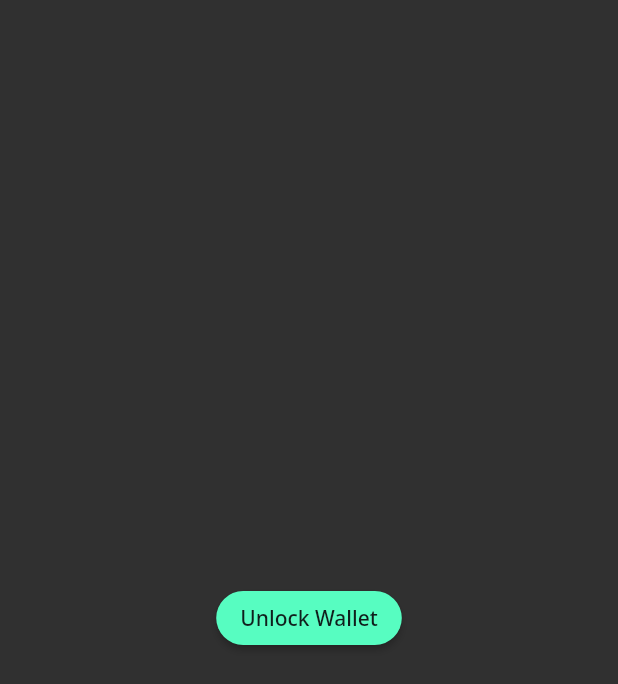
After one commit to FixedLocally/wallet, a Flutter app: the LockedRoute screen opened directly, on a phone screen of 412 x 824 dp. The commit adds this screen. Shown: the top 684 px of the screen. Run offline on Flutter 3.47's test engine with Material 2 defaults, Android fonts, the phone set to English and light mode, and no system bars; our stand-ins replace cached_network_image, flutter_cache_manager, flutter_secure_storage, flutter_slidable, flutter_svg, local_auth and 5 more; missing offline and left inert: bip39, jupiter_aggregator, mobile_scanner, solana; accounts and stored records are empty.

Commit message:
feat: lock wallet when app is unfocused

```diff
--- a/lib/l10n/intl_en.arb
+++ b/lib/l10n/intl_en.arb
@@ -135,5 +135,6 @@
   "price": "Price",
   "minReceived": "Min received",
   "priceImpact": "Price impact",
-  "chosenRoute": "Swapping via"
+  "chosenRoute": "Swapping via",
+  "unlockWallet": "Unlock Wallet"
 }
--- /dev/null
+++ b/lib/routes/locked.dart
@@ -0,0 +1,34 @@
+import 'package:flutter/material.dart';
+
+import '../generated/l10n.dart';
+import '../rpc/key_manager.dart';
+
+class LockedRoute extends StatefulWidget {
+  const LockedRoute({Key? key}) : super(key: key);
+
+  @override
+  State<LockedRoute> createState() => _LockedRouteState();
+}
+
+class _LockedRouteState extends State<LockedRoute> {
+  @override
+  Widget build(BuildContext context) {
+    return WillPopScope(
+      child: Scaffold(
+        body: Center(
+          child: ElevatedButton(
+            onPressed: () async {
+              NavigatorState nav = Navigator.of(context);
+              bool auth = await KeyManager.instance.authenticateUser(context);
+              if (auth) {
+                nav.pop();
+              }
+            },
+            child: Text(S.current.unlockWallet),
+          ),
+        ),
+      ),
+      onWillPop: () async => false,
+    );
+  }
+}
```
Also changed, not shown: lib/routes/home.dart (+15 -1 lines), lib/generated/intl/messages_en.dart, lib/generated/l10n.dart.
